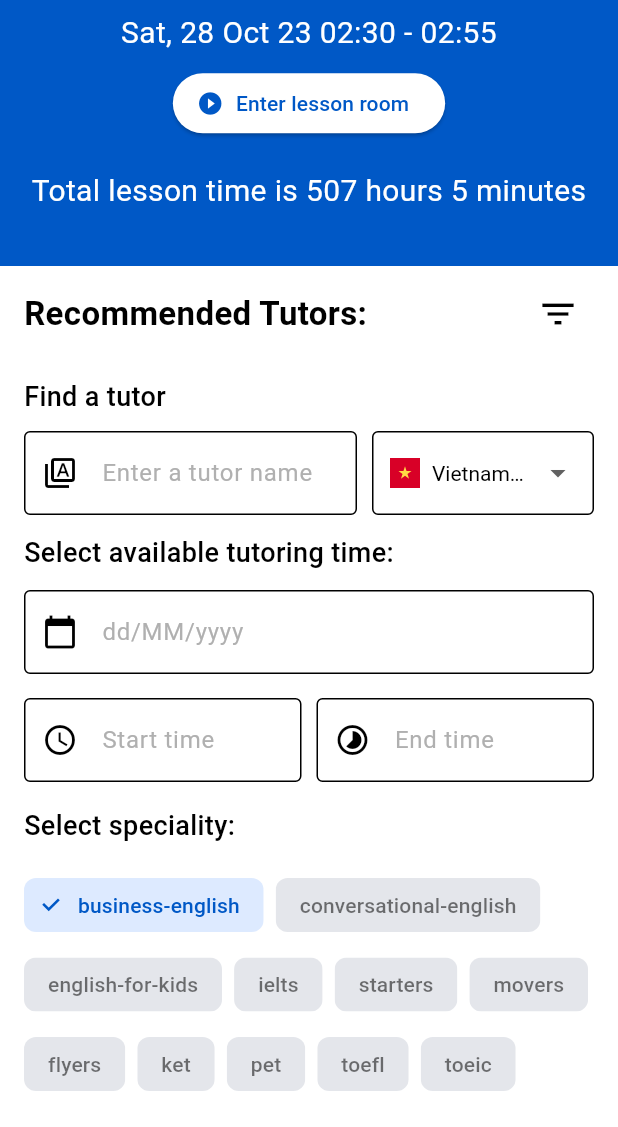
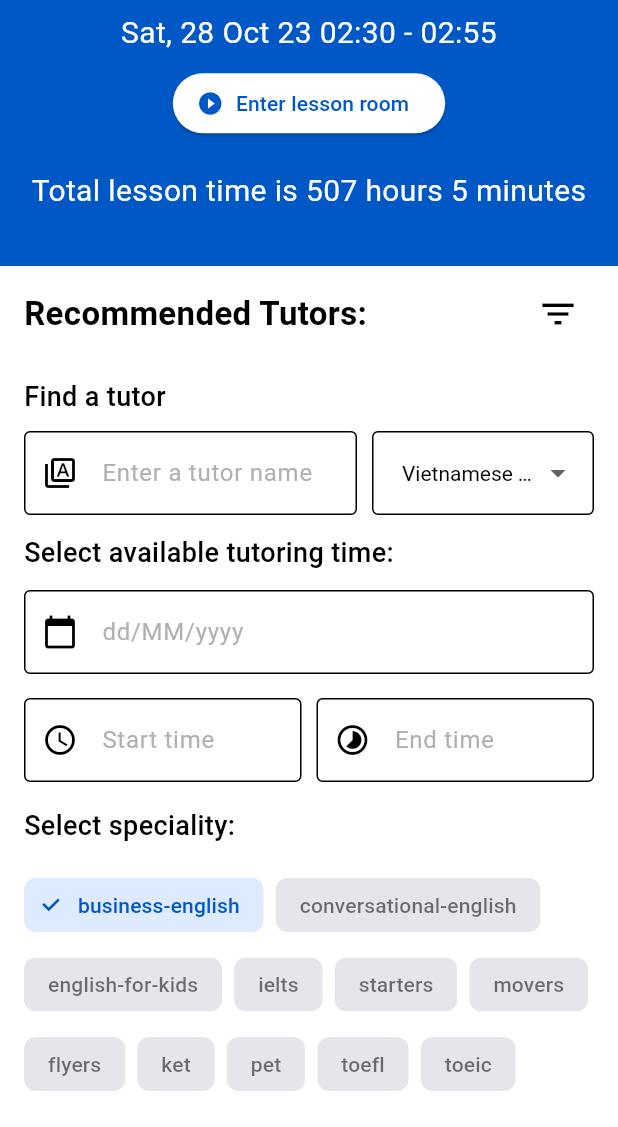
Before and after one commit to luuquang200/let_tutor, a Flutter app: the TutorListPage screen opened directly, after a tap on the "filter list" icon, on a phone screen of 412 x 824 dp, the part 109-1236 px from its top. Run offline on Flutter 3.47's test engine with Material 3 defaults, Android fonts, the phone set to English and light mode, and no system bars; our stand-ins replace equatable, flutter_bloc, flutter_svg; missing offline and left inert: number_paginator; project files that could hold a hidden picture were left out.

Commit message:
Add filter tutors by nationality

```diff
--- a/lib/blocs/tutor/tutor_list/tutor_list_event.dart
+++ b/lib/blocs/tutor/tutor_list/tutor_list_event.dart
@@ -24,3 +24,13 @@ class FilterTutorsByName extends TutorListEvent {
   @override
   List<Object> get props => [name];
 }
+
+// Nationality filter
+class FilterTutorsByNationality extends TutorListEvent {
+  final Map<String, bool> nationality;
+
+  FilterTutorsByNationality({required this.nationality});
+
+  @override
+  List<Object> get props => [nationality];
+}
--- a/lib/presentation/screen/tutor/tutor_list/tutor_list_page.dart
+++ b/lib/presentation/screen/tutor/tutor_list/tutor_list_page.dart
@@ -55,11 +55,11 @@ class TutorListPageState extends State<TutorListPage> {
           .split(',');
   final dateController = TextEditingController();
   int selectedSpecialityIndex = 0;
-  final List<String> listNationalities = <String>[
-    'Vietnamese',
-    'Foreigner',
-    'Tunisia'
-  ];
+  final Map<String, Map<String, bool>> listNationalities = {
+    'Vietnamese Tutor': {'isVietnamese': true},
+    'Native English Tutor': {'isNative': true},
+    'Foreign Tutor': {'isVietnamese': false, 'isNative': false},
+  };
   final startTimeController = TextEditingController();
   final endTimeController = TextEditingController();
   bool isShowFilter = false;
@@ -122,13 +122,15 @@ class TutorListPageState extends State<TutorListPage> {
   }
 
   Center _noTutorsFoundMessage() {
-    return const Center(
+    return Center(
       child: Column(
         mainAxisAlignment: MainAxisAlignment.center,
         children: [
-          Icon(Icons.warning_amber_rounded, size: 48, color: Colors.grey),
-          Text('No tutors found', style: CustomTextStyle.headlineMedium),
-          SizedBox(height: 8),
+          Icon(Icons.warning_amber_rounded, size: 48, color: Colors.grey[400]),
+          Text('Sorry we can\'t find any tutor with this keywords',
+              style: CustomTextStyle.bodyRegular
+                  .copyWith(color: Colors.grey[400])),
+          const SizedBox(height: 8),
         ],
       ),
     );
@@ -215,18 +217,19 @@ class TutorListPageState extends State<TutorListPage> {
         contentPadding: EdgeInsets.symmetric(vertical: 16.0),
       ),
       isExpanded: true,
-      value: listNationalities.first,
-      items: listNationalities.map<DropdownMenuItem<String>>((String value) {
+      value: listNationalities.keys.first,
+      items:
+          listNationalities.keys.map<DropdownMenuItem<String>>((String value) {
         return DropdownMenuItem<String>(
           value: value,
           child: Row(
             children: <Widget>[
               const SizedBox(width: 8),
-              SvgPicture.asset(
-                'assets/flags/$value.svg',
-                width: 20,
-                height: 20,
-              ),
+              // SvgPicture.asset(
+              //   'assets/flags/$value.svg',
+              //   width: 20,
+              //   height: 20,
+              // ),
               const SizedBox(width: 8),
               Flexible(
                 child: Text(
@@ -238,7 +241,10 @@ class TutorListPageState extends State<TutorListPage> {
           ),
         );
       }).toList(),
-      onChanged: (String? value) {},
+      onChanged: (String? value) {
+        context.read<TutorListBloc>().add(
+            FilterTutorsByNationality(nationality: listNationalities[value]!));
+      },
       style: const TextStyle(
         color: Colors.black,
       ),
```
Also changed, not shown: lib/blocs/tutor/tutor_list/tutor_list_bloc.dart (+21 -0 lines).
